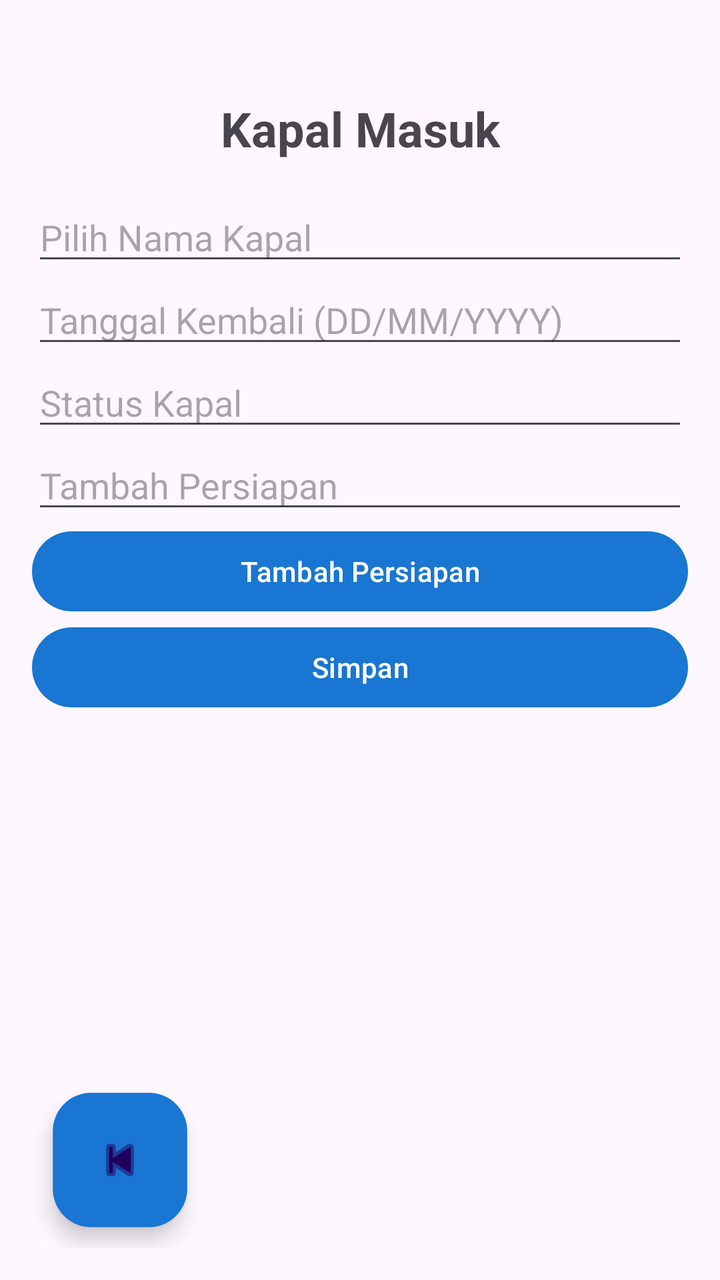
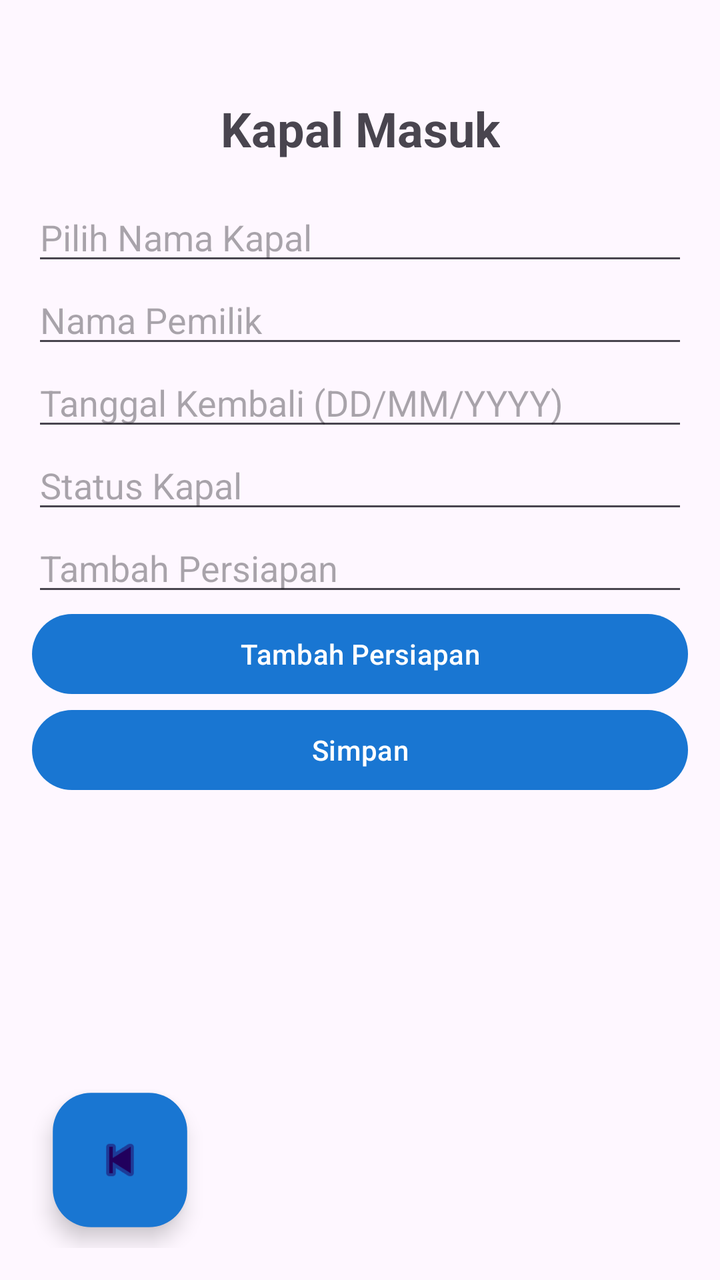

Compare the two renders of this Android layout. The source of the first and the diff that turns it into the second are given below.
<!-- AndroidManifest.xml: activity theme Theme.KapalList -->
<!-- res/layout/activity_input.xml -->
<androidx.constraintlayout.widget.ConstraintLayout xmlns:android="http://schemas.android.com/apk/res/android"
    xmlns:app="http://schemas.android.com/apk/res-auto"
    xmlns:tools="http://schemas.android.com/tools"
    android:layout_width="match_parent"
    android:layout_height="match_parent"
    android:padding="16dp">

    <TextView
        android:id="@+id/tv_title"
        android:layout_width="wrap_content"
        android:layout_height="wrap_content"
        android:text="Kapal Masuk"
        android:textSize="24sp"
        android:textStyle="bold"
        app:layout_constraintTop_toTopOf="parent"
        app:layout_constraintStart_toStartOf="parent"
        app:layout_constraintEnd_toEndOf="parent"
        android:layout_marginTop="32dp"
        android:layout_marginBottom="16dp" />

    <ScrollView
        android:layout_width="match_parent"
        android:layout_height="0dp"
        app:layout_constraintTop_toBottomOf="@id/tv_title"
        app:layout_constraintBottom_toTopOf="@id/btn_back"
        app:layout_constraintStart_toStartOf="parent"
        app:layout_constraintEnd_toEndOf="parent">

        <LinearLayout
            android:layout_width="match_parent"
            android:layout_height="wrap_content"
            android:orientation="vertical"
            android:layout_marginTop="16dp">

            <LinearLayout
                android:id="@+id/ll_kapal_buttons"
                android:layout_width="match_parent"
                android:layout_height="wrap_content"
                android:orientation="vertical" />

            <TextView
                android:id="@+id/tv_perkiraan_keberangkatan"
                android:layout_width="match_parent"
                android:layout_height="wrap_content"
                android:text=""
                android:textSize="14sp"
                android:textColor="@android:color/black"
                android:visibility="gone" />

            <EditText
                android:id="@+id/et_nama_kapal"
                android:layout_width="match_parent"
                android:layout_height="wrap_content"
                android:clickable="true"
                android:cursorVisible="false"
                android:focusable="false"
                android:hint="Pilih Nama Kapal"
                android:inputType="none" />

            <EditText
                android:id="@+id/et_tanggal_kembali"
                android:layout_width="match_parent"
                android:layout_height="wrap_content"
                android:focusable="false"
                android:hint="Tanggal Kembali (DD/MM/YYYY)" />

            <EditText
                android:id="@+id/et_status"
                android:layout_width="match_parent"
                android:layout_height="wrap_content"
                android:hint="Status Kapal" />

            <EditText
                android:id="@+id/et_persiapan"
                android:layout_width="match_parent"
                android:layout_height="wrap_content"
                android:hint="Tambah Persiapan" />

            <Button
                android:id="@+id/btn_tambah_persiapan"
                android:layout_width="match_parent"
                android:layout_height="wrap_content"
                android:text="Tambah Persiapan" />

            <LinearLayout
                android:id="@+id/ll_persiapan_list"
                android:layout_width="match_parent"
                android:layout_height="wrap_content"
                android:orientation="vertical" />

            <Button
                android:id="@+id/btn_simpan"
                android:layout_width="match_parent"
                android:layout_height="wrap_content"
                android:text="Simpan" />

        </LinearLayout>
    </ScrollView>

    <com.google.android.material.floatingactionbutton.FloatingActionButton
        android:id="@+id/btn_back"
        android:layout_width="wrap_content"
        android:layout_height="wrap_content"
        android:scaleX="1.2"
        android:scaleY="1.2"
        app:backgroundTint="@color/primary"
        app:layout_constraintBottom_toBottomOf="parent"
        app:layout_constraintStart_toStartOf="parent"
        android:layout_margin="16dp"
        android:contentDescription="Tombol kembali"
        app:srcCompat="@android:drawable/ic_media_previous" />

</androidx.constraintlayout.widget.ConstraintLayout>
<!-- resources referenced by this layout -->
<resources>
  <color name="primary">#1976D2</color>
  <style name="Theme.KapalList" parent="Theme.Material3.Light">  
          <item name="colorPrimary">@color/primary</item>
          <item name="colorPrimaryDark">@color/primary</item>
          <item name="colorAccent">@color/secondary</item>
          <item name="android:statusBarColor" tools:targetApi="l">@color/primary</item>
          <item name="android:windowContentTransitions">true</item>
      </style>
  <color name="secondary">#03DAC6</color>
</resources>

<!-- the commit's change to res/layout/activity_input.xml (unified diff, before → after) -->
@@ -58,6 +58,13 @@
                 android:inputType="none" />
 
             <EditText
+                android:id="@+id/et_nama_pemilik"
+                android:layout_width="match_parent"
+                android:layout_height="wrap_content"
+                android:hint="Nama Pemilik"
+                android:inputType="textPersonName" />
+
+            <EditText
                 android:id="@+id/et_tanggal_kembali"
                 android:layout_width="match_parent"
                 android:layout_height="wrap_content"
<!-- resource entries referenced after the edit -->
@@ -1,6 +1,6 @@
 <!-- resources referenced by this layout -->
 <resources>
-  <color name="primary">#1976D2</color>
+  <color name="primary">#FF1976D2</color>
   <style name="Theme.KapalList" parent="Theme.Material3.Light">  
           <item name="colorPrimary">@color/primary</item>
           <item name="colorPrimaryDark">@color/primary</item>
@@ -8,6 +8,6 @@
           <item name="android:statusBarColor" tools:targetApi="l">@color/primary</item>
           <item name="android:windowContentTransitions">true</item>
       </style>
-  <color name="secondary">#03DAC6</color>
+  <color name="secondary">#FF03DAC5</color>
 </resources>
 
